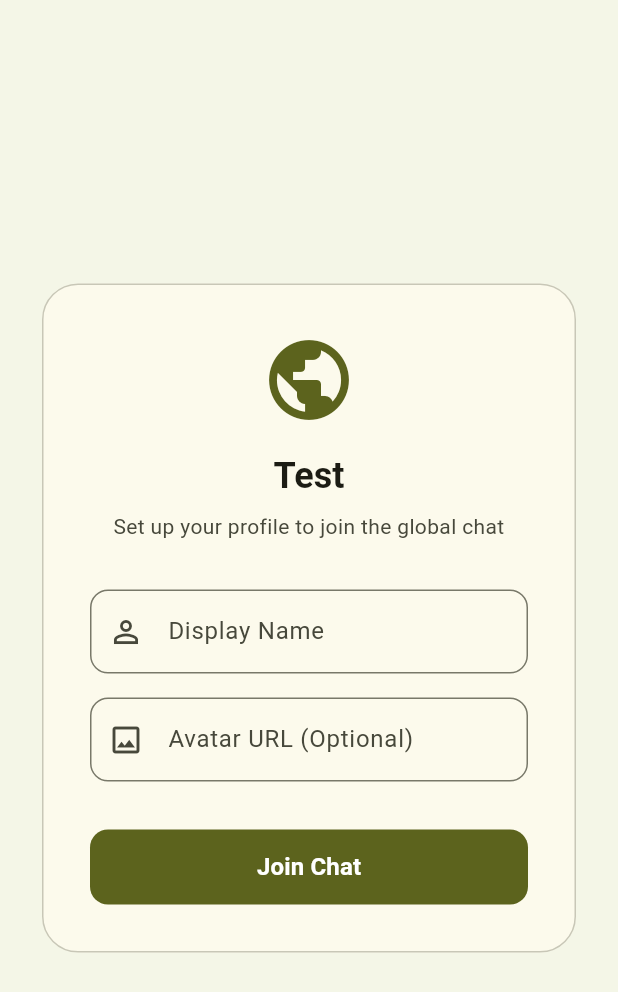
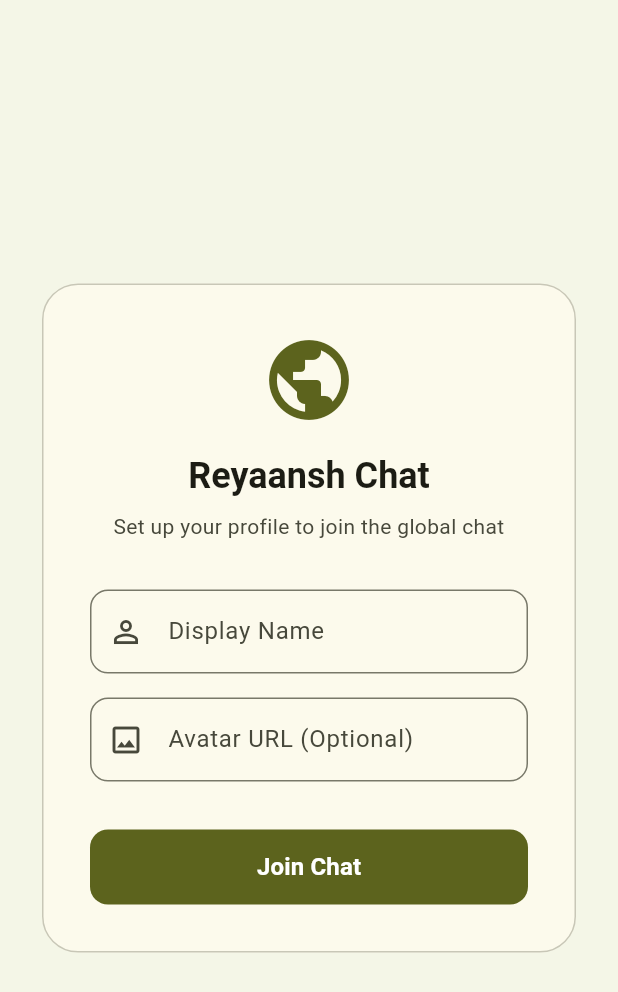
Before and after one commit to reyaansh72/Reyaansh-Chat, a Flutter app: the screen it shows after launch, on a phone screen of 412 x 824 dp. Shown: the top 992 px of the screen. Run offline on Flutter 3.47's test engine with Material 3 defaults, Android fonts, the phone set to English and light mode, and no system bars; our stand-ins replace cloud_firestore, firebase_core, shared_preferences; accounts and stored records are empty.

Commit message:
v1.1 Fixed Login Issues and Chat Isuues

```diff
--- a/lib/main.dart
+++ b/lib/main.dart
@@ -3,39 +3,80 @@ import 'package:flutter/material.dart';
 import 'package:flutter/services.dart';
 import 'package:cloud_firestore/cloud_firestore.dart';
 import 'package:firebase_core/firebase_core.dart';
+import 'package:shared_preferences/shared_preferences.dart';
 import 'firebase_options.dart';
 
 void main() async {
   // 1. Finalizes low-level platform channels and loops
   AppInitializer.setupHardwareAcceleration();
 
-  // 2. Initialise the native Firebase core engine architecture
+  // 2. Initialize SharedPreferences for session persistence
+  await EnterpriseSession.initializePreferences();
+
+  // 3. Initialise the native Firebase core engine architecture
   await Firebase.initializeApp(options: DefaultFirebaseOptions.currentPlatform);
 
-  // 3. Mount and build the Material 3 app workspace tree
+  // 4. Mount and build the Material 3 app workspace tree
   runApp(const ReyaanshCoreApp());
 }
 
 // =========================================================================
-// 1. GLOBAL SESSION STATE (ONE-TIME LOGIN CONFIG)
+// 1. GLOBAL SESSION STATE (ONE-TIME LOGIN CONFIG WITH PERSISTENCE)
 // =========================================================================
 
 class EnterpriseSession {
   static String userId = '';
   static String username = '';
   static String avatarUrl = '';
+  static late SharedPreferences _prefs;
 
-  static void initialize(String name, String avatar) {
-    // Generate a unique session ID for the user to distinguish 'me' from 'others'
-    userId =
-        '${DateTime.now().millisecondsSinceEpoch}_${Random().nextInt(10000)}';
+  // Initialize SharedPreferences
+  static Future<void> initializePreferences() async {
+    _prefs = await SharedPreferences.getInstance();
+    _loadFromPreferences();
+  }
+
+  // Load session data from SharedPreferences
+  static void _loadFromPreferences() {
+    userId = _prefs.getString('userId') ?? '';
+    username = _prefs.getString('username') ?? '';
+    avatarUrl = _prefs.getString('avatarUrl') ?? '';
+  }
+
+  // Initialize session and persist to SharedPreferences
+  static Future<void> initialize(String name, String avatar) async {
+    // Generate a unique session ID only if this is the first login
+    if (userId.isEmpty) {
+      userId =
+          '${DateTime.now().millisecondsSinceEpoch}_${Random().nextInt(10000)}';
+    }
     username = name;
     avatarUrl = avatar;
+
+    // Persist to SharedPreferences
+    await _prefs.setString('userId', userId);
+    await _prefs.setString('username', username);
+    await _prefs.setString('avatarUrl', avatarUrl);
+  }
+
+  // Check if user is logged in
+  static bool isLoggedIn() {
+    return userId.isNotEmpty && username.isNotEmpty;
+  }
+
+  // Logout and clear session data
+  static Future<void> logout() async {
+    userId = '';
+    username = '';
+    avatarUrl = '';
+    await _prefs.remove('userId');
+    await _prefs.remove('username');
+    await _prefs.remove('avatarUrl');
   }
 }
 
 // =========================================================================
-// 2. MASTER BRANDING & MATERIAL 3 THEME CONFIGURATION
+// 2. MASTER BRANDING & MATERIAL 3 THEME CONFIGURATION WITH AUTO-LOGIN
 // =========================================================================
 
 class ReyaanshCoreApp extends StatelessWidget {
@@ -59,7 +100,9 @@ class ReyaanshCoreApp extends StatelessWidget {
           labelSmall: TextStyle(fontSize: 11.0, color: Colors.grey),
         ),
       ),
-      home: const LoginScreen(),
+      home: EnterpriseSession.isLoggedIn()
+          ? const ChatDashboard()
+          : const LoginScreen(),
     );
   }
 }
@@ -79,6 +122,14 @@ class _LoginScreenState extends State<LoginScreen> {
   final TextEditingController _usernameController = TextEditingController();
   final TextEditingController _avatarUrlController = TextEditingController();
 
+  @override
+  void initState() {
+    super.initState();
+    // Pre-fill with saved data if available
+    _usernameController.text = EnterpriseSession.username;
+    _avatarUrlController.text = EnterpriseSession.avatarUrl;
+  }
+
   void _performLogin() {
     final name = _usernameController.text.trim();
     final avatar = _avatarUrlController.text.trim();
@@ -92,12 +143,24 @@ class _LoginScreenState extends State<LoginScreen> {
       return;
     }
 
-    EnterpriseSession.initialize(name, avatar);
+    EnterpriseSession.initialize(name, avatar).then((_) {
+      if (mounted) {
+        Navigator.pushReplacement(
+          context,
+          MaterialPageRoute(builder: (context) => const ChatDashboard()),
+        );
+      }
+    });
+  }
 
-    Navigator.pushReplacement(
-      context,
-      MaterialPageRoute(builder: (context) => const ChatDashboard()),
-    );
+  Future<void> _performLogout() async {
+    await EnterpriseSession.logout();
+    if (mounted) {
+      _usernameController.clear();
+      _avatarUrlController.clear();
+      setState(() {});
+      AlertBridge.showNotification(context, "Logged out successfully.");
+    }
   }
 
   @override
@@ -133,7 +196,7 @@ class _LoginScreenState extends State<LoginScreen> {
                     Icon(Icons.public, size: 64, color: colors.primary),
                     const WidgetSpacer(height: 16),
                     Text(
-                      'Test',
+                      'Reyaansh Chat',
                       style: Theme.of(context).textTheme.headlineSmall
                           ?.copyWith(
                             fontWeight: FontWeight.bold,
@@ -143,7 +206,9 @@ class _LoginScreenState extends State<LoginScreen> {
                     ),
                     const WidgetSpacer(height: 8),
                     Text(
-                      'Set up your profile to join the global chat',
+                      EnterpriseSession.isLoggedIn()
+                          ? 'You are logged in. Edit or logout below.'
+                          : 'Set up your profile to join the global chat',
                       style: TextStyle(color: colors.onSurfaceVariant),
                       textAlign: TextAlign.center,
                     ),
@@ -180,15 +245,41 @@ class _LoginScreenState extends State<LoginScreen> {
                             borderRadius: BorderRadius.circular(12.0),
                           ),
                         ),
-                        child: const Text(
-                          'Join Chat',
-                          style: TextStyle(
+                        child: Text(
+                          EnterpriseSession.isLoggedIn()
+                              ? 'Update Profile & Chat'
+                              : 'Join Chat',
+                          style: const TextStyle(
                             fontSize: 16,
                             fontWeight: FontWeight.w600,
                           ),
                         ),
                       ),
                     ),
+                    if (EnterpriseSession.isLoggedIn()) ...[
+                      const WidgetSpacer(height: 12),
+                      SizedBox(
+                        width: double.infinity,
+                        height: 50,
+                        child: OutlinedButton(
+                          onPressed: _performLogout,
+                          style: OutlinedButton.styleFrom(
+                            shape: RoundedRectangleBorder(
+                              borderRadius: BorderRadius.circular(12.0),
+                            ),
+                            side: BorderSide(color: colors.error),
+                          ),
+                          child: Text(
+                            'Logout',
+                            style: TextStyle(
+                              fontSize: 16,
+                              fontWeight: FontWeight.w600,
+                              color: colors.error,
+                            ),
+                          ),
+                        ),
+                      ),
+                    ],
                   ],
                 ),
               ),
@@ -315,6 +406,16 @@ class _ChatDashboardState extends State<ChatDashboard> {
   Widget build(BuildContext context) {
     final ColorScheme colors = Theme.of(context).colorScheme;
 
+    void handleLogout() async {
+      await EnterpriseSession.logout();
+      if (mounted) {
+        Navigator.pushReplacement(
+          context,
+          MaterialPageRoute(builder: (context) => const LoginScreen()),
+        );
+      }
+    }
+
     return Scaffold(
       backgroundColor: colors.surfaceContainerHigh,
       appBar: AppBar(
@@ -327,7 +428,7 @@ class _ChatDashboardState extends State<ChatDashboard> {
         elevation: 1,
         actions: [
           Padding(
-            padding: const EdgeInsets.only(right: 16.0),
+            padding: const EdgeInsets.only(right: 8.0),
             child: Chip(
               avatar: UserAvatarWidget(
                 url: EnterpriseSession.avatarUrl,
@@ -336,6 +437,19 @@ class _ChatDashboardState extends State<ChatDashboard> {
               label: Text(EnterpriseSession.username),
               backgroundColor: colors.surface,
               side: BorderSide.none,
+            ),
+          ),
+          Padding(
+            padding: const EdgeInsets.only(right: 16.0),
+            child: Center(
+              child: Tooltip(
+                message: 'Logout',
+                child: TouchFeedbackEnhancer(
+                  onTap: handleLogout,
+                  borderRadius: BorderRadius.circular(4.0),
+                  child: Icon(Icons.logout, color: colors.onPrimaryContainer),
+                ),
+              ),
             ),
           ),
         ],
@@ -563,8 +677,9 @@ class MultiMediaMessageEngine extends StatelessWidget {
                                   },
                                   loadingBuilder:
                                       (context, child, loadingProgress) {
-                                        if (loadingProgress == null)
+                                        if (loadingProgress == null) {
                                           return child;
+                                        }
                                         return Container(
                                           height: 150,
                                           width: 200,
--- a/pubspec.yaml
+++ b/pubspec.yaml
@@ -32,6 +32,7 @@ dependencies:
     sdk: flutter
   firebase_core: ^3.2.0
   cloud_firestore: ^5.1.0
+  shared_preferences: ^2.2.2
   # The following adds the Cupertino Icons font to your application.
   # Use with the CupertinoIcons class for iOS style icons.
   cupertino_icons: ^1.0.8
```
Also changed, not shown: .github/workflows/Build.yaml (added), pubspec.lock, 1 other file.
